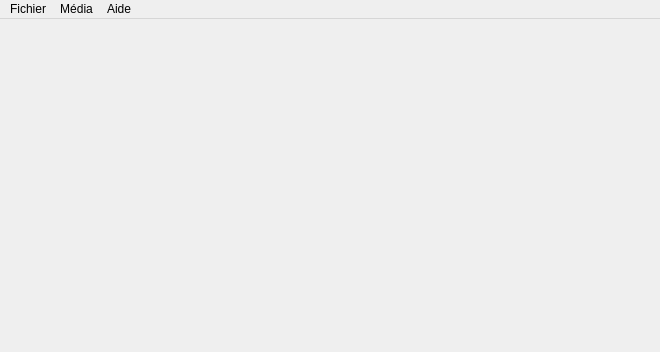
ArthurTesta/client, file mainwindow.ui: the form before one commit.
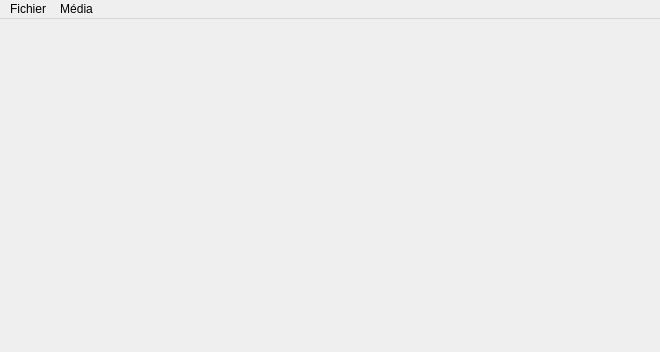
The form after the commit.

```diff
--- a/mainwindow.ui
+++ b/mainwindow.ui
@@ -58,15 +58,8 @@
     <addaction name="actionOuvrir_un_fichier"/>
     <addaction name="actionUploader_un_fichier"/>
    </widget>
-   <widget class="QMenu" name="menuAide">
-    <property name="title">
-     <string>Aide</string>
-    </property>
-    <addaction name="actionA_propos"/>
-   </widget>
    <addaction name="menuFile"/>
    <addaction name="menuHelp"/>
-   <addaction name="menuAide"/>
   </widget>
   <action name="actionQuitter">
    <property name="text">
```
Left out of the diff: 27 changed lines with no effect on the pictures.
